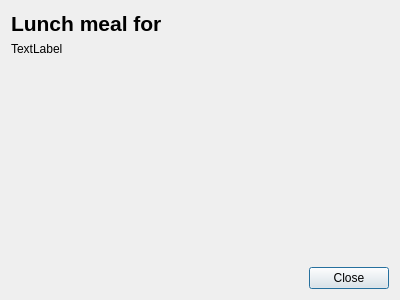
qohelet/QtZeiterfassung, file plugins/lunchmealplugin/lunchmealdialog.ui: the form before one commit.
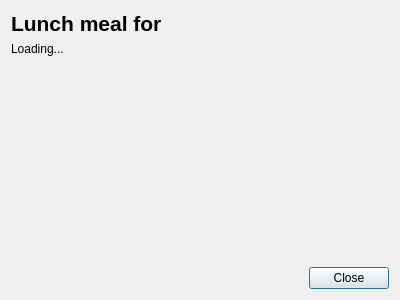
The form after the commit.

Commit message: Implemented LunchMealDialog

Patch:
```diff
--- a/plugins/lunchmealplugin/lunchmealdialog.ui
+++ b/plugins/lunchmealplugin/lunchmealdialog.ui
@@ -31,7 +31,7 @@
    <item>
     <widget class="QLabel" name="labelLunchMeal">
      <property name="text">
-      <string notr="true">TextLabel</string>
+      <string>Loading...</string>
      </property>
      <property name="alignment">
       <set>Qt::AlignLeading|Qt::AlignLeft|Qt::AlignTop</set>
```
The commit also changes 2 other files.
